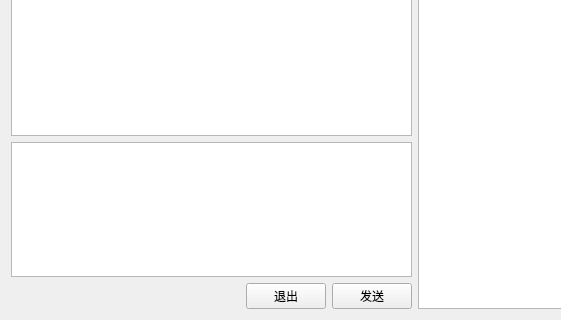
This is gui/gavim.ui in igreedpainter/avim as Qt 5 draws it before an edit; both pictures show x 0 to 561 and y 280 to 600 of the 829 by 600 pixel window. The edited form follows.
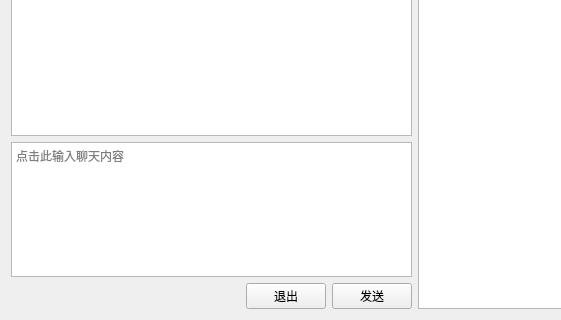
This is the edited form.

Commit message: Placeholder 设定放到 ui 文件中

```diff
--- a/gui/gavim.ui
+++ b/gui/gavim.ui
@@ -25,8 +25,11 @@
         <string>&lt;!DOCTYPE HTML PUBLIC &quot;-//W3C//DTD HTML 4.0//EN&quot; &quot;http://www.w3.org/TR/REC-html40/strict.dtd&quot;&gt;
 &lt;html&gt;&lt;head&gt;&lt;meta name=&quot;qrichtext&quot; content=&quot;1&quot; /&gt;&lt;style type=&quot;text/css&quot;&gt;
 p, li { white-space: pre-wrap; }
-&lt;/style&gt;&lt;/head&gt;&lt;body style=&quot; font-family:'DejaVu Sans Mono'; font-size:11pt; font-weight:400; font-style:normal;&quot;&gt;
-&lt;p style=&quot;-qt-paragraph-type:empty; margin-top:0px; margin-bottom:0px; margin-left:0px; margin-right:0px; -qt-block-indent:0; text-indent:0px;&quot;&gt;&lt;br /&gt;&lt;/p&gt;&lt;/body&gt;&lt;/html&gt;</string>
+&lt;/style&gt;&lt;/head&gt;&lt;body style=&quot; font-family:'PMingLiU'; font-size:9pt; font-weight:400; font-style:normal;&quot;&gt;
+&lt;p style=&quot;-qt-paragraph-type:empty; margin-top:0px; margin-bottom:0px; margin-left:0px; margin-right:0px; -qt-block-indent:0; text-indent:0px; font-family:'DejaVu Sans Mono'; font-size:11pt;&quot;&gt;&lt;br /&gt;&lt;/p&gt;&lt;/body&gt;&lt;/html&gt;</string>
+       </property>
+       <property name="placeholderText">
+        <string>点击此输入聊天内容</string>
        </property>
       </widget>
      </item>
```
Left out of the diff: 1 changed line with no effect on the pictures. The commit also changes 1 other file.
